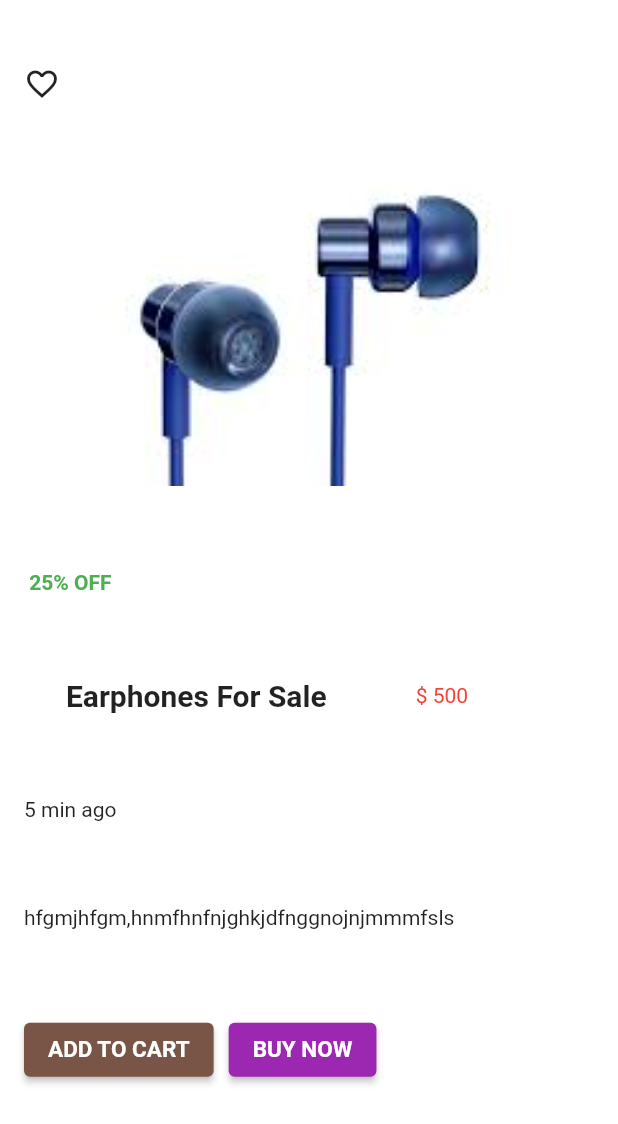
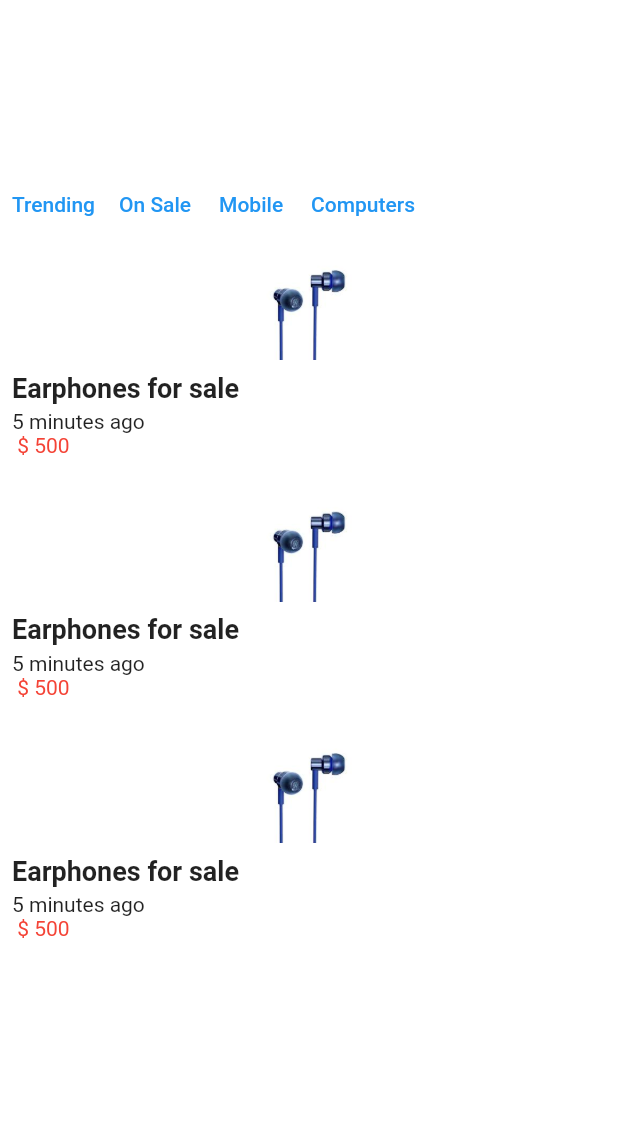
Before and after one commit to scarapia/ITK_Flutter, a Flutter app: the screen it shows after launch, on a phone screen of 412 x 824 dp. Shown: the top 1124 px of the screen. Run offline on Flutter 3.47's test engine with Material 2 defaults, Android fonts, the phone set to English and light mode, and no system bars; our stand-ins replace flutter_signin_button, font_awesome_flutter.

Commit message:
21_items_list

```diff
--- a/lib/main.dart
+++ b/lib/main.dart
@@ -12,78 +12,138 @@ class MyApp extends StatelessWidget {
     return MaterialApp(
         home: Scaffold(
       backgroundColor: Colors.white,
-      body: Container(
-        padding: EdgeInsets.all(16.0),
+      body:  Center(
+  child: Container(
+    color: Colors.white,
+    width: 600,
+    height: 600,
+    child: Column(
+      children: [
+        Row(
+          mainAxisAlignment: MainAxisAlignment.start,
+          children: [
+            TextButton(child: Text("Trending"), onPressed: (){},
+            ),
+            TextButton(onPressed: (){}, child: Text("On Sale"),),
+            TextButton(onPressed: (){}, child: Text("Mobile"),),
+            TextButton(onPressed: (){}, child: Text("Computers"),),
 
-          child: Container(
-
-
-            child: Column(
-              mainAxisAlignment: MainAxisAlignment.spaceAround,
+          ],
+        ),
+        Container(
+          height: 80,
+          width: 80,
+          child: Image.asset(
+            "images/earphones.jpg",
+            fit: BoxFit.cover,
+          ),
+        ),
+        Container(
+          padding: EdgeInsets.all(8.0),
+          child: Row(
+            mainAxisAlignment: MainAxisAlignment.start,
             crossAxisAlignment: CrossAxisAlignment.start,
             children: [
-                  Icon(Icons.favorite_border), // heart
               Container(
-                    height: 200,
-                    width: double.infinity,
-                    child: Image.asset('images/earphones.jpg',fit: BoxFit.cover,)
-                    ),
-                     Text(" 25% OFF", style: TextStyle(color: Colors.green,fontWeight: FontWeight.bold),),
-
-
-
-                Column(
+                child: Column(
                   crossAxisAlignment: CrossAxisAlignment.start,
                   children: [
-                    Row(
-                      mainAxisAlignment: MainAxisAlignment.spaceAround,
-
-                      children: [
-                        Text('Earphones For Sale',style:TextStyle(fontSize: 20,fontWeight: FontWeight.bold) ,),
-
+                    Text(
+                      "Earphones for sale",
+                      style: TextStyle(
+                        fontWeight: FontWeight.bold,
+                        fontSize: 18.0,
+                      ),
+                    ),
+                    SizedBox(height: 4),
+                    Text("5 minutes ago"),
                       Text(" \$ 500", style: TextStyle(color: Colors.red),),
-                        SizedBox(height: 8),
-
-
-                      ],
-                    )
-                  ],
-                ),
-                 Row(
-                          mainAxisAlignment: MainAxisAlignment.start,
-                          crossAxisAlignment: CrossAxisAlignment.center,
-                          children: [
-                            Text("5 min ago"),
                         SizedBox(height: 8),
                   ],
                 ),
-                 Row(
-                   mainAxisAlignment: MainAxisAlignment.start,
+              ),
+
+            ],
+          ),
+        ),
+        Container(
+          height: 80,
+          width: 80,
+          child: Image.asset(
+            "images/earphones.jpg",
+            fit: BoxFit.cover,
+          ),
+        ),
+        Container(
+          padding: EdgeInsets.all(8.0),
+          child: Row(
+            mainAxisAlignment: MainAxisAlignment.spaceBetween,
+            children: [
+              Container(
+                child: Column(
                   crossAxisAlignment: CrossAxisAlignment.start,
                   children: [
-                     Text("hfgmjhfgm,hnmfhnfnjghkjdfnggnojnjmmmfsls"),
+                    Text(
+                      "Earphones for sale",
+                      style: TextStyle(
+                        fontWeight: FontWeight.bold,
+                        fontSize: 18.0,
+                      ),
+                    ),
+                    SizedBox(height: 4),
+                    Text("5 minutes ago"),
+                      Text(" \$ 500", style: TextStyle(color: Colors.red),),
+                        SizedBox(height: 8),
                   ],
                 ),
-
-                 Row(
-                   mainAxisAlignment: MainAxisAlignment.start,
-                   crossAxisAlignment: CrossAxisAlignment.center,
-                   children: [
-                       ElevatedButton(onPressed:(){} , child:Text("ADD TO CART"),style: ElevatedButton.styleFrom(
-                    primary: Colors.brown,textStyle: TextStyle(fontSize: 15,fontWeight: FontWeight.bold) ), ),
-                Container(width: 10,),
-
-                 ElevatedButton(onPressed:(){} , child:Text("BUY NOW"),style: ElevatedButton.styleFrom(
-                    primary: Colors.purple,textStyle: TextStyle(fontSize: 15,fontWeight: FontWeight.bold) ), ),
-                   ],
               ),
-
-                Container(width: 10,),
 
 
             ],
           ),
-          )),
+        ),
+        Container(
+          height: 80,
+          width: 80,
+          child: Image.asset(
+            "images/earphones.jpg",
+            fit: BoxFit.cover,
+          ),
+        ),
+        Container(
+          padding: EdgeInsets.all(8.0),
+          child: Row(
+            mainAxisAlignment: MainAxisAlignment.start,
+            crossAxisAlignment: CrossAxisAlignment.start,
+            children: [
+              Container(
+                child: Column(
+                  crossAxisAlignment: CrossAxisAlignment.start,
+                  children: [
+                    Text(
+                      "Earphones for sale",
+                      style: TextStyle(
+                        fontWeight: FontWeight.bold,
+                        fontSize: 18.0,
+                      ),
+                    ),
+                    SizedBox(height: 4),
+                    Text("5 minutes ago"),
+                      Text(" \$ 500", style: TextStyle(color: Colors.red),),
+                        SizedBox(height: 8),
+                  ],
+                ),
+              ),
+
+            ],
+          ),
+        ),
+      ],
+    ),
+
+  ),
+
+),
     ));
   }
 }
```
Also changed, not shown: 3 other files. Lines whose indentation alone changed are shown as unchanged.
